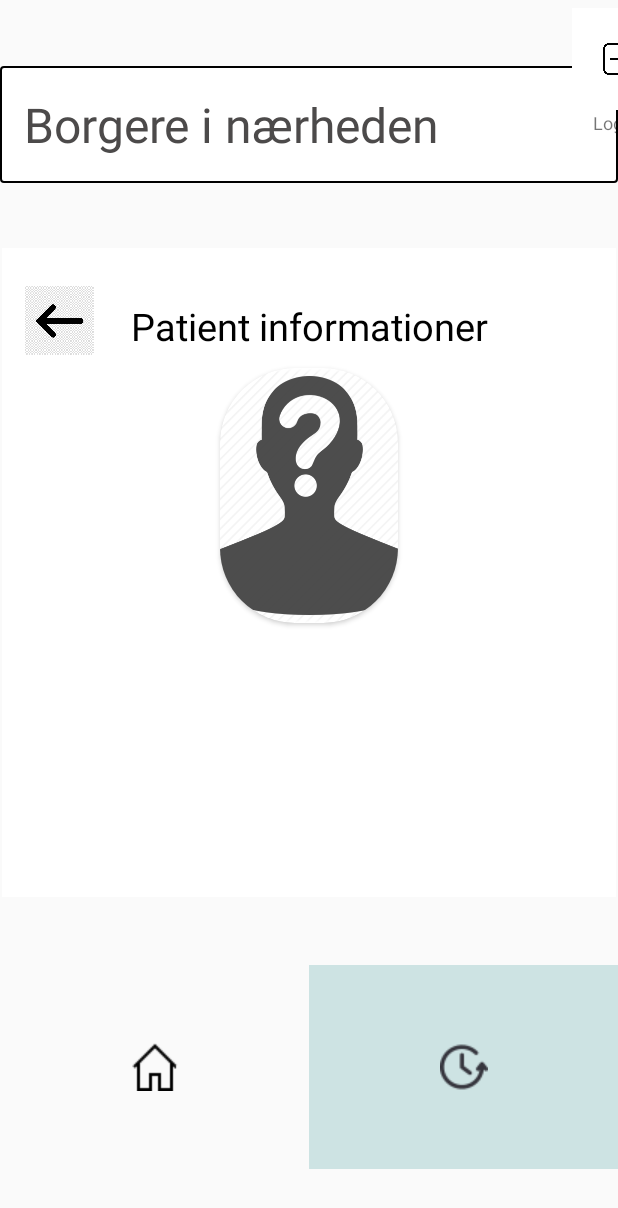
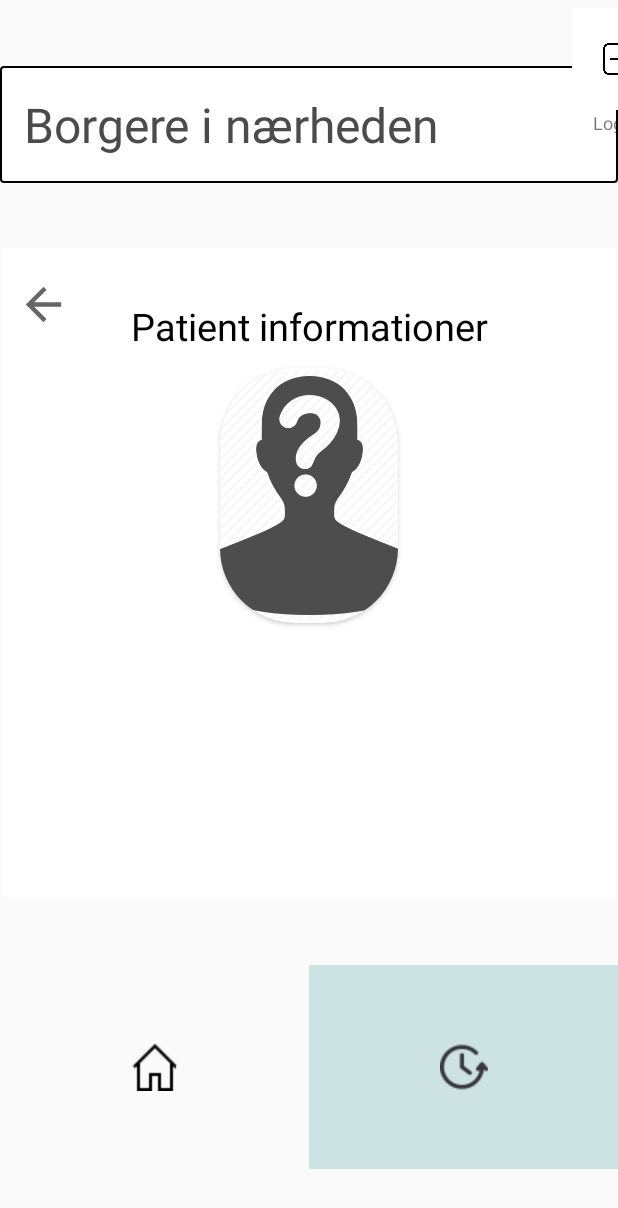
Before and after one commit to s164071/SafeMI_PersonaleApp, an Android app: the fragment Person placed in its activity, on a phone screen of 412 x 824 dp. Shown: the top 1208 px of the screen. Run offline under Robolectric (Android 15) with nearby library versions, the phone set to English and light mode, and no system bars; our stand-ins replace Firebase (no records; nobody signed in at launch, a user with empty details on screens opened directly); libraries missing offline, so code that uses them is left out: com.estimote.mustard, com.estimote.proximity_sdk; 7 statements that could not run were skipped.

Commit message:
med tilbageknap fra patientinformationer nu i hvid

```diff
--- a/app/src/main/java/com/example/myapplication/person/Person.kt
+++ b/app/src/main/java/com/example/myapplication/person/Person.kt
@@ -1,5 +1,4 @@
 package com.example.myapplication.person
-
 import android.os.Bundle
 import android.util.Log
 import android.view.LayoutInflater
@@ -7,6 +6,7 @@ import android.view.View
 import android.view.ViewGroup
 import android.widget.ImageView
 import androidx.fragment.app.Fragment
+import androidx.fragment.app.FragmentManager
 import androidx.lifecycle.Observer
 import androidx.recyclerview.widget.LinearLayoutManager
 import androidx.recyclerview.widget.RecyclerView
@@ -20,13 +20,12 @@ import com.google.firebase.storage.FirebaseStorage
 import androidx.fragment.app.activityViewModels
 
 class Person : Fragment() {
-    //val fragment_nearby = nearby()
 
     private lateinit var activity: MainActivity
     private val logtag = Person::class.simpleName
     private lateinit var database: DatabaseReference
     private lateinit var mystorage: FirebaseStorage
-    //private lateinit var auth: FirebaseAuth
+
     private val model: PersonViewModel by activityViewModels()
 
 
@@ -34,12 +33,16 @@ class Person : Fragment() {
         inflater: LayoutInflater, container: ViewGroup?,
         savedInstanceState: Bundle?
     ): View? {
-        //auth=FirebaseAuth.getInstance()
+
 
         val view: View = inflater.inflate(R.layout.fragment_person, container, false)
-        view?.findViewById<ImageView>(R.id.backfromPTinformationer)?.setOnClickListener() {
+
+        view.findViewById<ImageView>(R.id.backfromPTinformationer).setOnClickListener() {
             Log.d(logtag,"Der bliver nu trykket på tilbage fra personfragment")
-
+                    val manager : FragmentManager? =fragmentManager
+            if (manager!=null){
+                manager.popBackStack()
+            }
         }
         return view
     }
--- a/app/src/main/res/layout/fragment_nearby.xml
+++ b/app/src/main/res/layout/fragment_nearby.xml
@@ -91,36 +91,6 @@
                 app:layout_constraintStart_toStartOf="parent"
                 app:layout_constraintTop_toTopOf="parent"
                 tools:src="@tools:sample/avatars" />
-
-
-            <ImageView
-                android:id="@+id/navn"
-                android:layout_width="29dp"
-                android:layout_height="38dp"
-                android:layout_marginStart="20dp"
-                android:layout_marginTop="10dp"
-                android:layout_marginEnd="20dp"
-                android:src="@drawable/navn"
-                app:layout_constraintBottom_toTopOf="@+id/cpr"
-                app:layout_constraintEnd_toStartOf="@+id/patientinfoBox"
-                app:layout_constraintHorizontal_bias="0.529"
-                app:layout_constraintStart_toEndOf="@+id/patientPic"
-                app:layout_constraintTop_toTopOf="parent" />
-
-            <ImageView
-                android:id="@+id/cpr"
-                android:layout_width="27dp"
-                android:layout_height="36dp"
-                android:layout_marginStart="20dp"
-                android:layout_marginTop="10dp"
-                android:layout_marginEnd="20dp"
-                android:layout_marginBottom="3dp"
-                android:src="@drawable/cpr"
-                app:layout_constraintBottom_toTopOf="@+id/horisontalline"
-                app:layout_constraintEnd_toStartOf="@+id/patientinfoBox2"
-                app:layout_constraintHorizontal_bias="0.529"
-                app:layout_constraintStart_toEndOf="@+id/patientPic"
-                app:layout_constraintTop_toBottomOf="@+id/navn" />
 
 
             <TextView
--- a/app/src/main/res/layout/fragment_person.xml
+++ b/app/src/main/res/layout/fragment_person.xml
@@ -77,15 +77,11 @@
 
         <ImageView
             android:id="@+id/backfromPTinformationer"
-            android:layout_width="58dp"
-            android:layout_height="46dp"
+            android:layout_width="35dp"
+            android:layout_height="35dp"
             android:layout_marginStart="10dp"
-            android:layout_marginTop="25dp"
-            android:layout_marginEnd="3dp"
-            android:layout_marginBottom="184dp"
-            android:src="@drawable/goback"
-            app:layout_constraintBottom_toBottomOf="parent"
-            app:layout_constraintEnd_toStartOf="@+id/home_headline"
+            android:layout_marginTop="20dp"
+            android:src="?attr/homeAsUpIndicator"
             app:layout_constraintStart_toStartOf="parent"
             app:layout_constraintTop_toTopOf="parent" />
 
```
